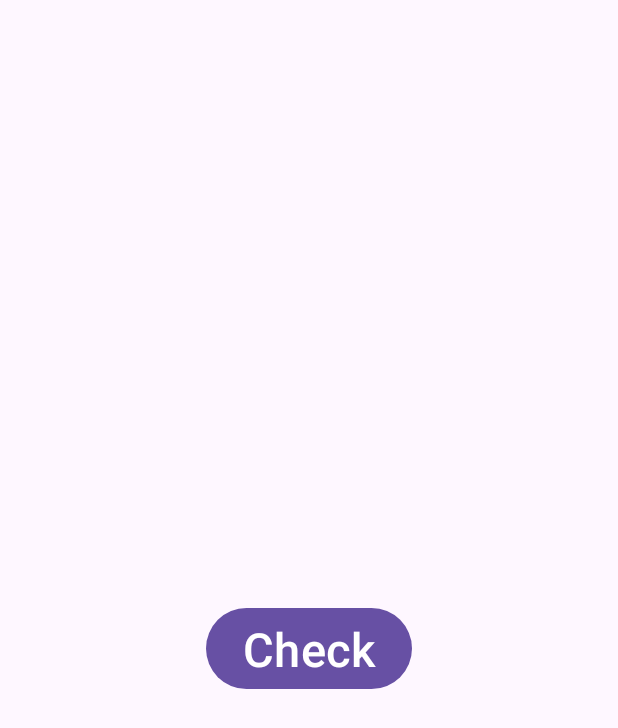
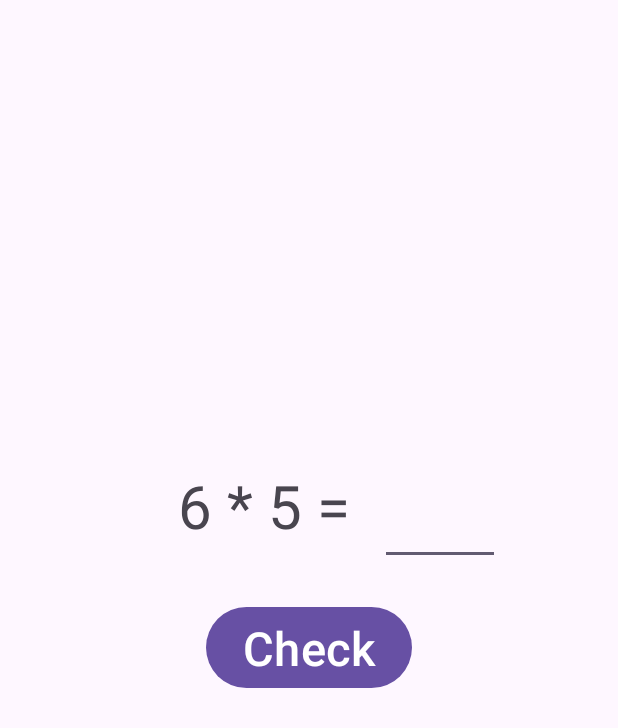
Before and after one commit to azzazichka/Alarm_proj, an Android app: the AlarmActivity screen opened directly, with no data from a screen before it, on a phone screen of 412 x 824 dp. Shown: the top 728 px of the screen. Run offline under Robolectric (Android 15) with nearby library versions, the phone set to English and light mode, and no system bars; 1 statement that could not run was skipped.

Commit message:
without design

```diff
--- a/Alarmer/app/src/main/java/com/example/alarmer/Alarm/AlarmActivity.java
+++ b/Alarmer/app/src/main/java/com/example/alarmer/Alarm/AlarmActivity.java
@@ -4,10 +4,7 @@ import static android.content.Intent.FLAG_ACTIVITY_CLEAR_TOP;
 import static android.content.Intent.FLAG_ACTIVITY_REORDER_TO_FRONT;
 import static android.content.Intent.FLAG_ACTIVITY_SINGLE_TOP;
 
-import android.app.AlarmManager;
 import android.app.KeyguardManager;
-import android.app.PendingIntent;
-import android.content.BroadcastReceiver;
 import android.content.Context;
 import android.content.Intent;
 import android.media.Ringtone;
@@ -15,62 +12,72 @@ import android.media.RingtoneManager;
 import android.net.Uri;
 import android.os.Build;
 import android.os.Bundle;
-import android.os.PowerManager;
-import android.os.VibrationEffect;
 import android.os.Vibrator;
 import android.util.Log;
-import android.view.KeyEvent;
-import android.view.Window;
 import android.view.WindowManager;
 import android.widget.Button;
+import android.widget.EditText;
+import android.widget.TextView;
 import android.widget.Toast;
 
 import androidx.annotation.Nullable;
 import androidx.appcompat.app.AppCompatActivity;
 
-import com.example.alarmer.ListAlarms.Alarm;
 import com.example.alarmer.R;
 import com.example.alarmer.Ui.MainActivity;
-import com.example.alarmer.databinding.ActivityAlarmBinding;
 
-import java.util.ArrayList;
+import java.util.Locale;
+import java.util.Random;
 
 public class AlarmActivity extends AppCompatActivity {
+
 
     Ringtone ringtone;
 
     Vibrator v;
     long[] pattern = {0, 500, 500};
 
-    Button cancel_btn;
+    Button check_btn;
 
     boolean answered = false;
+
+    int num_1, num_2, solution;
+
+    String sign;
+
+    TextView question;
+
+    EditText answer;
+    private int MAX_NUM;
 
     @Override
     protected void onCreate(@Nullable Bundle savedInstanceState) {
         super.onCreate(savedInstanceState);
+        Log.i("azzazichka", "answered = " + answered);
+        add_params2activity();
 
         setContentView(R.layout.activity_alarm);
 
+        question = findViewById(R.id.question);
+        answer = findViewById(R.id.answer);
 
-        if (Build.VERSION.SDK_INT >= Build.VERSION_CODES.O_MR1) {
-            setShowWhenLocked(true);
-            setTurnScreenOn(true);
-            KeyguardManager keyguardManager = (KeyguardManager) getSystemService(KEYGUARD_SERVICE);
-            keyguardManager.requestDismissKeyguard(this, null);
+        String get_text = getIntent().getStringExtra("question");
 
+        if (get_text != null){
+            num_1 = Integer.parseInt(get_text.split(" ")[0]);
+            sign = get_text.split(" ")[1];
+            num_2 = Integer.parseInt(get_text.split(" ")[2]);
+            solution = sign.equals("+")? num_1 + num_2 : (sign.equals("-")? num_1 - num_2 : (sign.equals("*")? num_1 * num_2 : num_1 / num_2));
         } else {
-            getWindow().addFlags(
-                    WindowManager.LayoutParams.FLAG_DISMISS_KEYGUARD |
-                            WindowManager.LayoutParams.FLAG_SHOW_WHEN_LOCKED |
-                            WindowManager.LayoutParams.FLAG_TURN_SCREEN_ON |
-                            WindowManager.LayoutParams.FLAG_KEEP_SCREEN_ON);
+            generate_question_values();
         }
 
+        show_question();
 
-        cancel_btn = findViewById(R.id.check_answer);
+        check_btn = findViewById(R.id.check_answer);
 
-        cancel_btn.setOnClickListener(view -> {
+        check_btn.setOnClickListener(view -> {
+            if (answer.getText().toString().equals(String.valueOf(solution))){
                 answered = true;
                 if (ringtone != null && ringtone.isPlaying()) {
                     ringtone.stop();
@@ -85,8 +92,65 @@ public class AlarmActivity extends AppCompatActivity {
                 Log.i("azzazichka", "alarm_index = " + MainActivity.idx_turnOff + " alarm_activity");
 
                 startActivity(main_activity_intent);
+            } else {
+                Toast.makeText(this, "wrong", Toast.LENGTH_SHORT).show();
+                answer.setText(null);
+            }
+
         });
 
+
+        start_sound();
+
+
+    }
+
+
+    @Override
+    protected void onStop() {
+        super.onStop();
+        Log.i("azzazichka", "stopped alarm activity");
+
+        if (ringtone != null && ringtone.isPlaying()) {
+            ringtone.stop();
+        }
+        v.cancel();
+
+        if (!answered) {
+
+            Intent alarm_intent = new Intent();
+            alarm_intent.setAction("com.example.alarmer.RELOAD_PAGE");
+            alarm_intent.putExtra("alarm_index", getIntent().getIntExtra("alarm_index", -1));
+            alarm_intent.putExtra("question", question.getText());
+            sendBroadcast(alarm_intent);
+        }
+    }
+
+    private void generate_question_values() {
+        final Random rand = new Random();
+
+        sign = new String[]{"+", "-", "*", "/"}[rand.nextInt(4)];
+
+        MAX_NUM = "/".equals(sign) || "*".equals(sign) ? 10 : 100;
+
+        num_2 = rand.nextInt(MAX_NUM) + 1;
+
+        if (sign.equals("/")) {
+            num_1 = num_2 * (rand.nextInt(5) + 1);
+            solution = num_1 / num_2;
+        } else {
+            num_1 = rand.nextInt(MAX_NUM) + 1;
+            solution = sign.equals("+")? num_1 + num_2 : (sign.equals("-")? num_1 - num_2 : num_1 * num_2);
+        }
+    }
+
+    private void show_question() {
+        question.setText(String.format(Locale.getDefault(), "%d %s %d =      ", num_1, sign, num_2));
+
+    }
+
+
+    private void start_sound() {
         Uri notificationUri = RingtoneManager.getDefaultUri(RingtoneManager.TYPE_ALARM);
         ringtone = RingtoneManager.getRingtone(this, notificationUri);
 
@@ -104,31 +168,26 @@ public class AlarmActivity extends AppCompatActivity {
 
 
         v.vibrate(pattern, 0);
-
-//////        startLockTask();
-
-
     }
 
-    @Override
-    protected void onStop() {
-        super.onStop();
-        Log.i("azzazichka", "stopped alarm activity");
+    private void add_params2activity() {
+        if (Build.VERSION.SDK_INT >= Build.VERSION_CODES.O_MR1) {
+            setShowWhenLocked(true);
+            setTurnScreenOn(true);
+            KeyguardManager keyguardManager = (KeyguardManager) getSystemService(KEYGUARD_SERVICE);
+            keyguardManager.requestDismissKeyguard(this, null);
 
-        if (ringtone != null && ringtone.isPlaying()){
-            ringtone.stop();
-        }
-        v.cancel();
-
-        if (!answered) {
-
-            Intent alarm_intent = new Intent();
-            alarm_intent.setAction("com.example.alarmer.RELOAD_PAGE");
-            alarm_intent.putExtra("alarm_index", getIntent().getIntExtra("alarm_index", -1));
-            sendBroadcast(alarm_intent);
+        } else {
+            getWindow().addFlags(
+                    WindowManager.LayoutParams.FLAG_DISMISS_KEYGUARD |
+                            WindowManager.LayoutParams.FLAG_SHOW_WHEN_LOCKED |
+                            WindowManager.LayoutParams.FLAG_TURN_SCREEN_ON |
+                            WindowManager.LayoutParams.FLAG_KEEP_SCREEN_ON);
         }
     }
 
     @Override
-    public void onBackPressed() {}
+    public void onBackPressed() {
     }
+
+}
--- a/Alarmer/app/src/main/java/com/example/alarmer/Alarm/AlarmReceiver.java
+++ b/Alarmer/app/src/main/java/com/example/alarmer/Alarm/AlarmReceiver.java
@@ -23,7 +23,9 @@ public class AlarmReceiver extends BroadcastReceiver {
         Intent alarm_activity_intent = new Intent(context, AlarmActivity.class);
         alarm_activity_intent.setFlags(Intent.FLAG_ACTIVITY_NEW_TASK);
 
+
         alarm_activity_intent.putExtra("alarm_index", intent.getIntExtra("alarm_index", -1));
+        alarm_activity_intent.putExtra("question", intent.getStringExtra("question"));
 
         context.startActivity(alarm_activity_intent);
 
--- a/Alarmer/app/src/main/java/com/example/alarmer/Ui/MainActivity.java
+++ b/Alarmer/app/src/main/java/com/example/alarmer/Ui/MainActivity.java
@@ -235,6 +235,7 @@ public class MainActivity extends AppCompatActivity {
             materialTimePicker.show(getSupportFragmentManager(), "tag_picker");
 
 
+
         });
 
 
@@ -304,6 +305,7 @@ public class MainActivity extends AppCompatActivity {
         AlarmManager alarmManager = (AlarmManager) getSystemService(Context.ALARM_SERVICE);
 
         AlarmManager.AlarmClockInfo alarmClockInfo = new AlarmManager.AlarmClockInfo(calendar.getTimeInMillis(), getAlarmInfoPendingIntent());
+
 
         alarmManager.setAlarmClock(alarmClockInfo, getAlarmActionPendingIntent(calendar.getTime(), create_new, idx));
 
--- a/Alarmer/app/src/main/res/layout/activity_alarm.xml
+++ b/Alarmer/app/src/main/res/layout/activity_alarm.xml
@@ -1,11 +1,36 @@
 <?xml version="1.0" encoding="utf-8"?>
-<androidx.constraintlayout.widget.ConstraintLayout xmlns:android="http://schemas.android.com/apk/res/android"
+<androidx.coordinatorlayout.widget.CoordinatorLayout xmlns:android="http://schemas.android.com/apk/res/android"
     xmlns:app="http://schemas.android.com/apk/res-auto"
     xmlns:tools="http://schemas.android.com/tools"
     android:id="@+id/main"
     android:layout_width="match_parent"
     android:layout_height="match_parent"
     tools:context=".Ui.MainActivity">
+
+
+    <TextView
+        android:layout_width="wrap_content"
+        android:layout_height="wrap_content"
+        android:text="x + x =     "
+        android:textSize="18pt"
+        android:id="@+id/question"
+        android:layout_gravity="center"
+        android:layout_marginBottom="150dp"
+        />
+
+    <EditText
+        android:id="@+id/answer"
+        android:layout_height="80dp"
+        android:layout_width="80dp"
+        android:textSize="18pt"
+        android:text=""
+        android:singleLine="true"
+
+        app:layout_anchorGravity="end|center"
+        app:layout_anchor="@id/question"
+
+
+        />
 
 
 
@@ -17,10 +42,7 @@
         android:textSize="14pt"
         android:gravity="center"
         android:layout_marginTop="40dp"
-        app:layout_constraintBottom_toBottomOf="parent"
-        app:layout_constraintEnd_toEndOf="parent"
-        app:layout_constraintStart_toStartOf="parent"
-        app:layout_constraintTop_toTopOf="parent"
+        android:layout_gravity="center"
         />
 
-</androidx.constraintlayout.widget.ConstraintLayout>
+</androidx.coordinatorlayout.widget.CoordinatorLayout>
```
Lines whose indentation alone changed are shown as unchanged.
